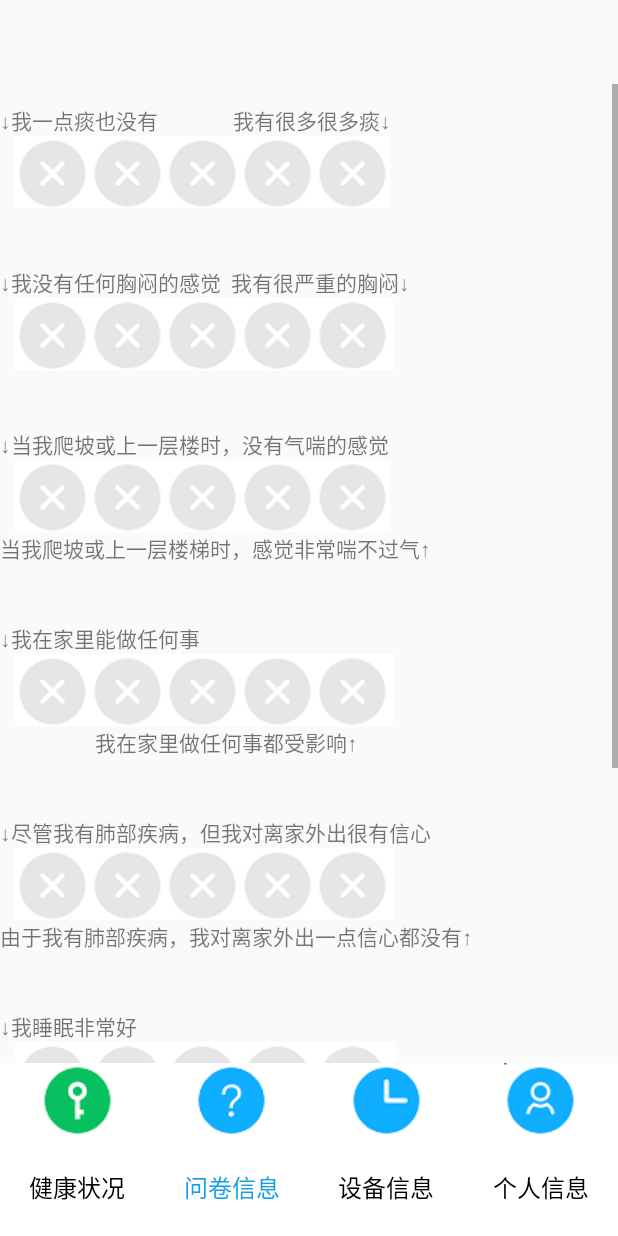
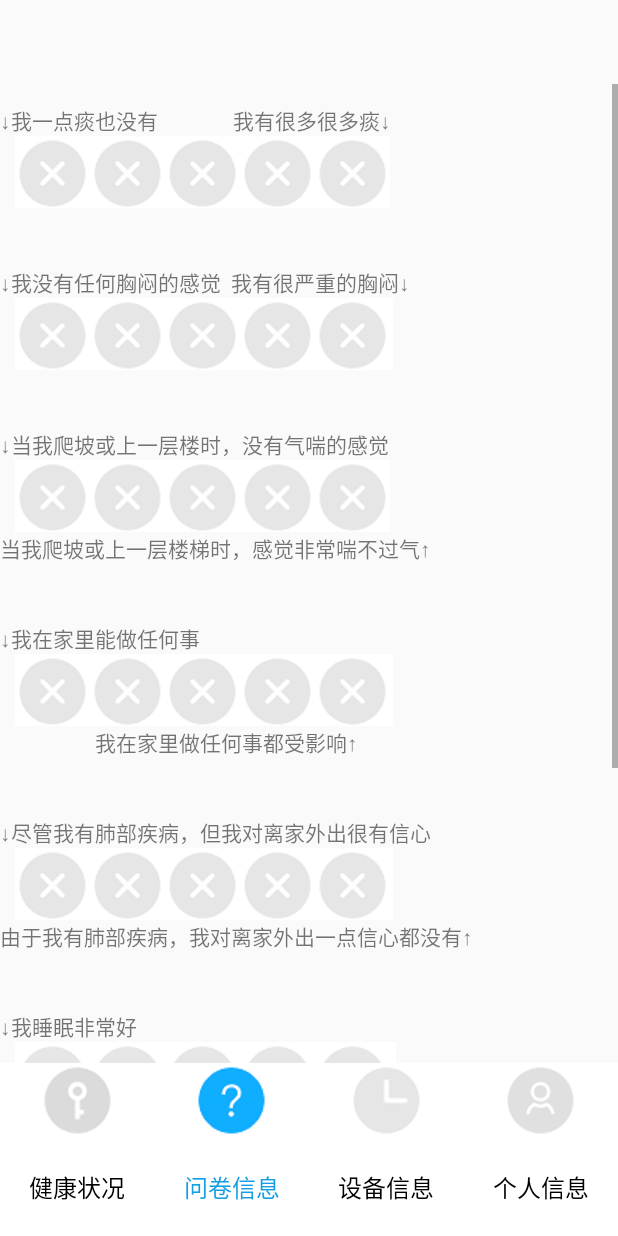
Before and after one commit to QHR0605/QuickApp, an Android app: the QuestionActivity screen opened directly, with no data from a screen before it, on a phone screen of 412 x 824 dp. Run offline under Robolectric (Android 15) with nearby library versions, the phone set to English and light mode, and no system bars; our stand-ins replace data binding.

Commit message:
界面优化

```diff
--- a/app/src/main/res/layout/activity_healthy.xml
+++ b/app/src/main/res/layout/activity_healthy.xml
@@ -207,7 +207,7 @@
         android:textSize="16sp"
         android:textColor="#000000"
         android:background="#fff"
-        android:drawableTop="@drawable/color_question"
+        android:drawableTop="@drawable/color_noquestion"
         android:gravity="center"/>
     <TextView
         android:id="@+id/equipment"
@@ -221,7 +221,7 @@
         android:textSize="16sp"
         android:textColor="#000000"
         android:background="#fff"
-        android:drawableTop="@drawable/color_wait"
+        android:drawableTop="@drawable/color_nowait"
         android:gravity="center"/>
 
     <TextView
@@ -236,7 +236,7 @@
         android:textSize="16sp"
         android:textColor="#000000"
         android:background="#fff"
-        android:drawableTop="@drawable/color_user"
+        android:drawableTop="@drawable/color_nouser"
         android:gravity="center"/>
 
 </androidx.constraintlayout.widget.ConstraintLayout>
--- a/app/src/main/res/layout/activity_question.xml
+++ b/app/src/main/res/layout/activity_question.xml
@@ -304,7 +304,7 @@
             android:textSize="16sp"
             android:textColor="#000000"
             android:background="#fff"
-            android:drawableTop="@drawable/color_authority_success"
+            android:drawableTop="@drawable/color_noauthority"
             android:gravity="center"/>
 
         <TextView
@@ -333,7 +333,7 @@
             android:textSize="16sp"
             android:textColor="#000000"
             android:background="#fff"
-            android:drawableTop="@drawable/color_wait"
+            android:drawableTop="@drawable/color_nowait"
             android:gravity="center"/>
 
         <TextView
@@ -348,7 +348,7 @@
             android:textSize="16sp"
             android:textColor="#000000"
             android:background="#fff"
-            android:drawableTop="@drawable/color_user"
+            android:drawableTop="@drawable/color_nouser"
             android:gravity="center"/>
     </androidx.constraintlayout.widget.ConstraintLayout>
 </layout>
```
Also changed, not shown: app/src/main/res/drawable/color_noauthority.png (added), app/src/main/res/drawable/color_noquestion.png (added), app/src/main/res/drawable/color_nouser.png (added), app/src/main/res/drawable/color_nowait.png (added).
